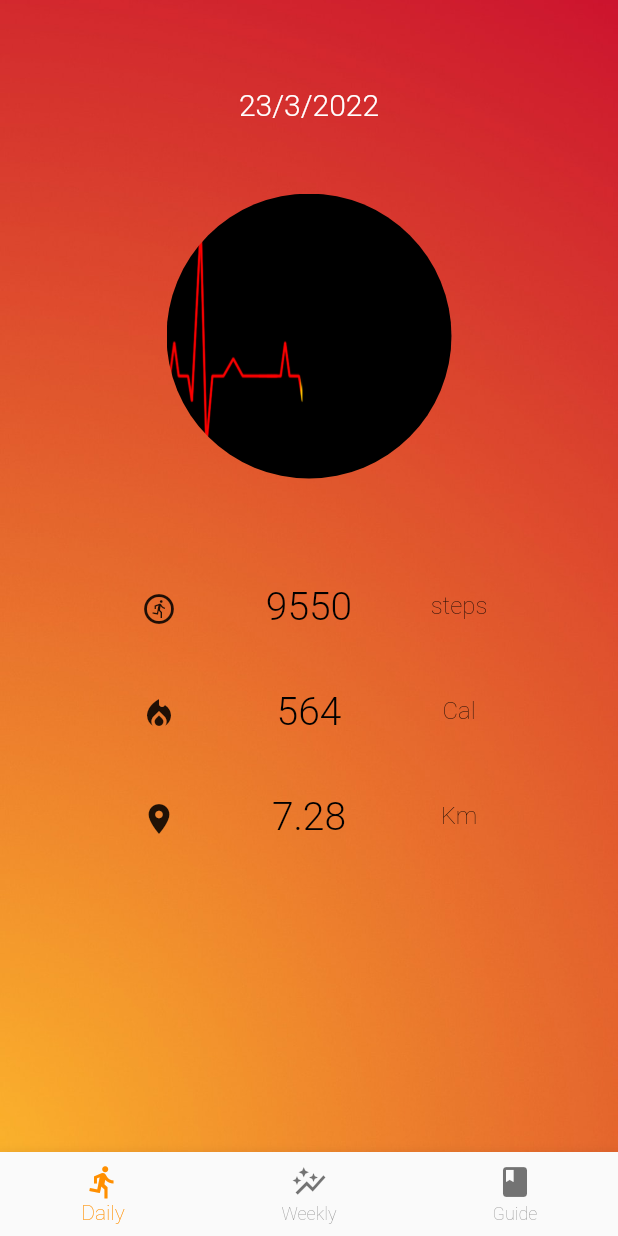
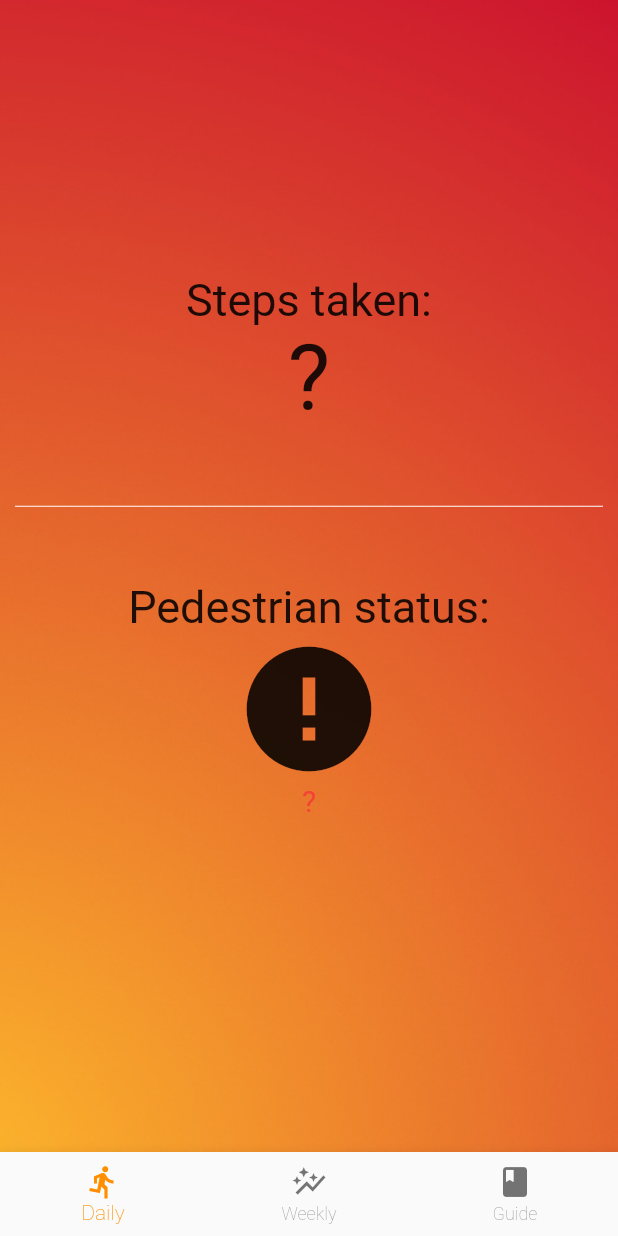
Before and after one commit to tomascandeias/Fuelness, a Flutter app: the MyStatefulWidget screen opened directly, on a phone screen of 412 x 824 dp. Run offline on Flutter 3.47's test engine with Material 2 defaults, Android fonts, the phone set to English and light mode, and no system bars; our stand-ins replace charts_flutter, pedometer, permission_handler.

```diff
--- a/fuelness/lib/main.dart
+++ b/fuelness/lib/main.dart
@@ -3,7 +3,8 @@ import 'dart:io';
 import 'package:flutter/material.dart';
 import 'package:homework/screens/activities/activities.dart';
 import 'package:homework/screens/greetings/welcome_page.dart';
-import 'package:homework/screens/steps/weekly_steps_screen.dart';
+import 'package:homework/screens/steps/step_counter.dart';
+import 'package:homework/screens/weekly_steps/weekly_steps_screen.dart';
 import 'package:homework/style.dart';
 
 import 'screens/steps/daily_steps_screen.dart';
@@ -54,7 +55,7 @@ class _MyStatefulWidgetState extends State<MyStatefulWidget> {
   int _selectedIndex = 0;
 
   final _pageOptions = [
-    DailyStepsScreen(),
+    StepCounter(),
     WeeklyStepsScreen(),
     Activities(),
   ];
--- a/fuelness/lib/models/steps_per_day.dart
+++ b/fuelness/lib/models/steps_per_day.dart
@@ -1,11 +1,14 @@
 import 'package:flutter/material.dart';
 
 class StepsPerDay {
+  final int id;
   final DateTime date;
   final int numberOfSteps;
 
-  StepsPerDay(this.date, this.numberOfSteps);
+  const StepsPerDay(
+      {required this.id, required this.date, required this.numberOfSteps});
 
+/*
   static List<StepsPerDay> fetchAll() {
     return [
       StepsPerDay(DateTime.utc(2022, 3, 17), 6380),
@@ -32,5 +35,5 @@ class StepsPerDay {
 
   static double stepsToKm(StepsPerDay steps) {
     return (steps.numberOfSteps / 1312.33595801);
-  }
+  } */
 }
--- a/fuelness/lib/screens/steps/daily_steps_screen.dart
+++ b/fuelness/lib/screens/steps/daily_steps_screen.dart
@@ -3,7 +3,6 @@ import 'package:homework/models/steps_per_day.dart';
 import 'package:homework/screens/activities/text_section.dart';
 import 'package:homework/screens/steps/daily_steps.dart';
 import 'package:homework/screens/steps/text_section_with_icon.dart';
-import 'package:homework/screens/steps/weekly_steps_chart.dart';
 
 class DailyStepsScreen extends StatelessWidget {
   @override
--- /dev/null
+++ b/fuelness/lib/screens/steps/step_counter.dart
@@ -0,0 +1,124 @@
+import 'package:flutter/material.dart';
+import 'dart:async';
+
+import 'package:pedometer/pedometer.dart';
+import 'package:permission_handler/permission_handler.dart';
+
+String formatDate(DateTime d) {
+  return d.toString().substring(0, 19);
+}
+
+class StepCounter extends StatefulWidget {
+  @override
+  _MyAppState createState() => _MyAppState();
+}
+
+class _MyAppState extends State<StepCounter> {
+  late Stream<StepCount> _stepCountStream;
+  late Stream<PedestrianStatus> _pedestrianStatusStream;
+  String _status = '?', _steps = '?';
+
+  @override
+  void initState() {
+    super.initState();
+    initPlatformState();
+  }
+
+  void onStepCount(StepCount event) {
+    print(event);
+    setState(() {
+      _steps = event.steps.toString();
+    });
+  }
+
+  void onPedestrianStatusChanged(PedestrianStatus event) {
+    print(event);
+    setState(() {
+      _status = event.status;
+    });
+  }
+
+  void onPedestrianStatusError(error) {
+    print('onPedestrianStatusError: $error');
+    setState(() {
+      _status = 'Pedestrian Status not available';
+    });
+    print(_status);
+  }
+
+  void onStepCountError(error) {
+    print('onStepCountError: $error');
+    setState(() {
+      _steps = 'Step Count not available';
+    });
+  }
+
+  Future<void> initPlatformState() async {
+    if (await Permission.activityRecognition.request().isGranted) {
+      _pedestrianStatusStream = Pedometer.pedestrianStatusStream;
+      _pedestrianStatusStream
+          .listen(onPedestrianStatusChanged)
+          .onError(onPedestrianStatusError);
+
+      _stepCountStream = Pedometer.stepCountStream;
+      _stepCountStream.listen(onStepCount).onError(onStepCountError);
+    } else {}
+
+    if (!mounted) return;
+  }
+
+  @override
+  Widget build(BuildContext context) {
+    return MaterialApp(
+        home: Scaffold(
+      body: Container(
+        padding: const EdgeInsets.fromLTRB(10, 10, 10, 50),
+        decoration: const BoxDecoration(
+            image: DecorationImage(
+          image: AssetImage("assets/images/background.jpeg"),
+          fit: BoxFit.cover,
+        )),
+        child: Center(
+          child: Column(
+            mainAxisAlignment: MainAxisAlignment.center,
+            children: <Widget>[
+              Text(
+                'Steps taken:',
+                style: TextStyle(fontSize: 30),
+              ),
+              Text(
+                _steps,
+                style: TextStyle(fontSize: 60),
+              ),
+              Divider(
+                height: 100,
+                thickness: 0,
+                color: Colors.white,
+              ),
+              Text(
+                'Pedestrian status:',
+                style: TextStyle(fontSize: 30),
+              ),
+              Icon(
+                _status == 'walking'
+                    ? Icons.directions_walk
+                    : _status == 'stopped'
+                        ? Icons.accessibility_new
+                        : Icons.error,
+                size: 100,
+              ),
+              Center(
+                child: Text(
+                  _status,
+                  style: _status == 'walking' || _status == 'stopped'
+                      ? TextStyle(fontSize: 30)
+                      : TextStyle(fontSize: 20, color: Colors.red),
+                ),
+              )
+            ],
+          ),
+        ),
+      ),
+    ));
+  }
+}
--- a/fuelness/lib/screens/steps/text_section_with_icon.dart
+++ b/fuelness/lib/screens/steps/text_section_with_icon.dart
@@ -9,29 +9,6 @@ class TextSectionWithIcon extends StatelessWidget {
 
   TextSectionWithIcon(this.iconCode, this._title, this._body);
 
-  /* @override
-  Widget build(BuildContext context) {
-    return Row(
-      mainAxisSize: MainAxisSize.min,
-      children: [
-        Expanded(
-          child: Icon(IconData(iconCode, fontFamily: 'MaterialIcons')),
-        ),
-        Expanded(
-          child: Container(
-            padding: const EdgeInsets.fromLTRB(_hpad * 1.5, 0, 0, _hpad * 2),
-            child: Text(_title, style: Theme.of(context).textTheme.titleMedium),
-          ),
-        ),
-        Expanded(
-          child: Container(
-            padding: const EdgeInsets.only(left: _hpad * 2),
-            child: Text(_body, style: Theme.of(context).textTheme.bodyMedium),
-          ),
-        ),
-      ],
-    );
-  } */
   @override
   Widget build(BuildContext context) {
     return Center(
--- a/fuelness/lib/screens/steps/weekly_steps_screen.dart
+++ b/fuelness/lib/screens/weekly_steps/weekly_steps_screen.dart
@@ -1,7 +1,7 @@
 import 'package:flutter/material.dart';
 import 'package:homework/models/steps_per_day.dart';
 import 'package:homework/screens/steps/daily_steps.dart';
-import 'package:homework/screens/steps/weekly_steps_chart.dart';
+import 'package:homework/screens/weekly_steps/weekly_steps_chart.dart';
 
 class WeeklyStepsScreen extends StatelessWidget {
   @override
--- a/fuelness/pubspec.yaml
+++ b/fuelness/pubspec.yaml
@@ -29,6 +29,10 @@ environment:
 dependencies:
   flutter:
     sdk: flutter
+  pedometer: ^3.0.0
+  permission_handler: ^9.2.0
+  sqflite: ^2.0.2
+  path: ^1.8.0
 
 
   # The following adds the Cupertino Icons font to your application.
```
Also changed, not shown: fuelness/lib/screens/weekly_steps/weekly_steps_chart.dart (renamed from fuelness/lib/screens/steps/weekly_steps_chart.dart), 13 other files.
